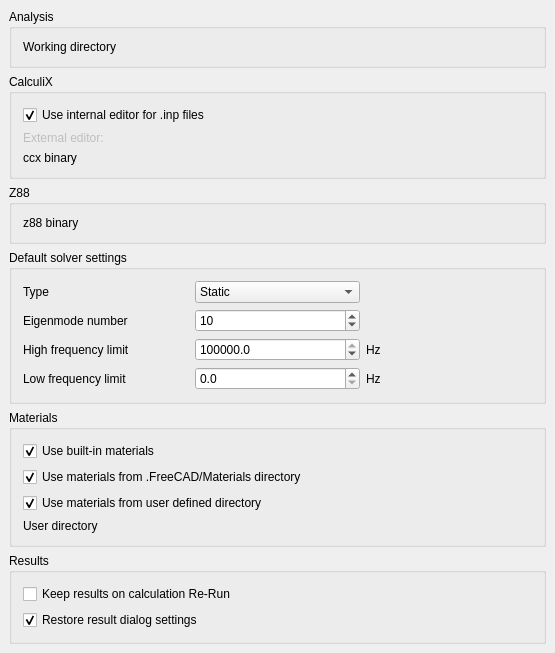
Old version of the form src/Mod/Fem/Gui/DlgSettingsFem.ui in the repository makkemal/FreeCAD.
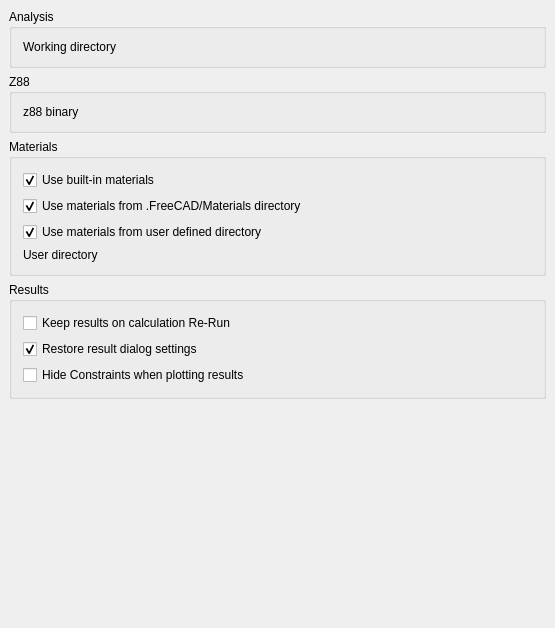
New version of the form. Icons and pictures are not drawn. Custom widgets are drawn as their Qt base class.

Commit message: FEM: GUI: move CalculiX related preferences to CalculiX preference tab

What changed in the file:
```diff
--- a/src/Mod/Fem/Gui/DlgSettingsFem.ui
+++ b/src/Mod/Fem/Gui/DlgSettingsFem.ui
@@ -95,133 +95,6 @@
        </layout>
       </widget>
      </item>
-     <item>
-      <widget class="QGroupBox" name="gb_calculix">
-       <property name="sizePolicy">
-        <sizepolicy hsizetype="Preferred" vsizetype="Preferred">
-         <horstretch>0</horstretch>
-         <verstretch>0</verstretch>
-        </sizepolicy>
-       </property>
-       <property name="layoutDirection">
-        <enum>Qt::LeftToRight</enum>
-       </property>
-       <property name="title">
-        <string>CalculiX</string>
-       </property>
-       <property name="alignment">
-        <set>Qt::AlignLeading|Qt::AlignLeft|Qt::AlignTop</set>
-       </property>
-       <layout class="QHBoxLayout" name="horizontalLayout">
-        <property name="sizeConstraint">
-         <enum>QLayout::SetNoConstraint</enum>
-        </property>
-        <item>
-         <layout class="QVBoxLayout" name="verticalLayout_5">
-          <item>
-           <widget class="Gui::PrefCheckBox" name="cb_int_editor">
-            <property name="text">
-             <string>Use internal editor for .inp files</string>
-            </property>
-            <property name="checked">
-             <bool>true</bool>
-            </property>
-            <property name="prefEntry" stdset="0">
-             <cstring>UseInternalEditor</cstring>
-            </property>
-            <property name="prefPath" stdset="0">
-             <cstring>Mod/Fem</cstring>
-            </property>
-           </widget>
-          </item>
-          <item>
-           <layout class="QGridLayout" name="gl_calculix">
-            <item row="2" column="0">
-             <widget class="QLabel" name="l_ext_editor">
-              <property name="enabled">
-               <bool>false</bool>
-              </property>
-              <property name="minimumSize">
-               <size>
-                <width>100</width>
-                <height>0</height>
-               </size>
-              </property>
-              <property name="text">
-               <string>External editor:</string>
-              </property>
-             </widget>
-            </item>
-            <item row="2" column="2">
-             <widget class="Gui::PrefFileChooser" name="fc_ext_editor" native="true">
-              <property name="enabled">
-               <bool>false</bool>
-              </property>
-              <property name="prefEntry" stdset="0">
-               <cstring>ExternalEditorPath</cstring>
-              </property>
-              <property name="prefPath" stdset="0">
-               <cstring>Mod/Fem</cstring>
-              </property>
-             </widget>
-            </item>
-            <item row="3" column="2">
-             <widget class="Gui::PrefFileChooser" name="fc_ccx_binary" native="true">
-              <property name="sizePolicy">
-               <sizepolicy hsizetype="Preferred" vsizetype="Preferred">
-                <horstretch>0</horstretch>
-                <verstretch>0</verstretch>
-               </sizepolicy>
-              </property>
-              <property name="minimumSize">
-               <size>
-                <width>0</width>
-                <height>0</height>
-               </size>
-              </property>
-              <property name="sizeIncrement">
-               <size>
-                <width>0</width>
-                <height>0</height>
-               </size>
-              </property>
-              <property name="baseSize">
-               <size>
-                <width>0</width>
-                <height>0</height>
-               </size>
-              </property>
-              <property name="toolTip">
-               <string>Leave blank to use default CalculiX ccx binary file</string>
-              </property>
-              <property name="prefEntry" stdset="0">
-               <cstring>ccxBinaryPath</cstring>
-              </property>
-              <property name="prefPath" stdset="0">
-               <cstring>Mod/Fem</cstring>
-              </property>
-             </widget>
-            </item>
-            <item row="3" column="0">
-             <widget class="QLabel" name="l_ccx_binary">
-              <property name="minimumSize">
-               <size>
-                <width>100</width>
-                <height>0</height>
-               </size>
-              </property>
-              <property name="text">
-               <string>ccx binary</string>
-              </property>
-             </widget>
-            </item>
-           </layout>
-          </item>
-         </layout>
-        </item>
-       </layout>
-      </widget>
-     </item>
      <item>
       <widget class="QGroupBox" name="gb_z88">
        <property name="sizePolicy">
@@ -304,170 +177,6 @@
        </layout>
       </widget>
      </item>
-     <item>
-      <widget class="QGroupBox" name="gb_solver_params">
-       <property name="title">
-        <string>Default solver settings</string>
-       </property>
-       <layout class="QHBoxLayout" name="horizontalLayout_4">
-        <item>
-         <layout class="QGridLayout" name="gridLayout_2">
-          <item row="0" column="1">
-           <widget class="Gui::PrefComboBox" name="cb_analysis_type">
-            <property name="minimumSize">
-             <size>
-              <width>148</width>
-              <height>0</height>
-             </size>
-            </property>
-            <property name="toolTip">
-             <string>Default type on analysis</string>
-            </property>
-            <property name="prefEntry" stdset="0">
-             <cstring>AnalysisType</cstring>
-            </property>
-            <property name="prefPath" stdset="0">
-             <cstring>Mod/Fem</cstring>
-            </property>
-            <item>
-             <property name="text">
-              <string>Static</string>
-             </property>
-             <property name="icon">
-              <iconset resource="Resources/Fem.qrc">
-               <normaloff>:/icons/fem-new-analysis.svg</normaloff>:/icons/fem-new-analysis.svg</iconset>
-             </property>
-            </item>
-            <item>
-             <property name="text">
-              <string>Frequency</string>
-             </property>
-             <property name="icon">
-              <iconset resource="Resources/Fem.qrc">
-               <normaloff>:/icons/fem-frequency-analysis.svg</normaloff>:/icons/fem-frequency-analysis.svg</iconset>
-             </property>
-            </item>
-            <item>
-             <property name="text">
-              <string>Thermomech</string>
-             </property>
-             <property name="icon">
-              <iconset resource="Resources/Fem.qrc">
-               <normaloff>:/icons/fem-new-analysis.svg</normaloff>:/icons/fem-new-analysis.svg</iconset>
-             </property>
-            </item>
-           </widget>
-          </item>
-          <item row="1" column="0">
-           <widget class="QLabel" name="l_eigenmode_number">
-            <property name="text">
-             <string>Eigenmode number</string>
-            </property>
-           </widget>
-          </item>
-          <item row="0" column="0">
-           <widget class="QLabel" name="l_type">
-            <property name="text">
-             <string>Type</string>
-            </property>
-           </widget>
-          </item>
-          <item row="1" column="1">
-           <widget class="Gui::PrefSpinBox" name="sb_eigenmode_number">
-            <property name="maximum">
-             <number>100</number>
-            </property>
-            <property name="value">
-             <number>10</number>
-            </property>
-            <property name="prefEntry" stdset="0">
-             <cstring>NumberOfEigenmode</cstring>
-            </property>
-            <property name="prefPath" stdset="0">
-             <cstring>Mod/Fem</cstring>
-            </property>
-           </widget>
-          </item>
-          <item row="2" column="0">
-           <widget class="QLabel" name="l_eigenmode_high_limit">
-            <property name="text">
-             <string>High frequency limit</string>
-            </property>
-           </widget>
-          </item>
-          <item row="2" column="1">
-           <widget class="Gui::PrefDoubleSpinBox" name="dsb_eigenmode_high_limit">
-            <property name="decimals">
-             <number>1</number>
-            </property>
-            <property name="maximum">
-             <double>1000000.000000000000000</double>
-            </property>
-            <property name="singleStep">
-             <double>10000.000000000000000</double>
-            </property>
-            <property name="value">
-             <double>1000000.000000000000000</double>
-            </property>
-            <property name="prefEntry" stdset="0">
-             <cstring>EigenmodeHighLimit</cstring>
-            </property>
-            <property name="prefPath" stdset="0">
-             <cstring>Mod/Fem</cstring>
-            </property>
-           </widget>
-          </item>
-          <item row="3" column="0">
-           <widget class="QLabel" name="l_eigenmode_low_limit">
-            <property name="text">
-             <string>Low frequency limit</string>
-            </property>
-           </widget>
-          </item>
-          <item row="3" column="1">
-           <widget class="Gui::PrefDoubleSpinBox" name="dsb_eigenmode_low_limit">
-            <property name="decimals">
-             <number>1</number>
-            </property>
-            <property name="minimum">
-             <double>0.000000000000000</double>
-            </property>
-            <property name="maximum">
-             <double>1000000.000000000000000</double>
-            </property>
-            <property name="singleStep">
-             <double>10000.000000000000000</double>
-            </property>
-            <property name="value">
-             <double>0.000000000000000</double>
-            </property>
-            <property name="prefEntry" stdset="0">
-             <cstring>EigenmodeLowLimit</cstring>
-            </property>
-            <property name="prefPath" stdset="0">
-             <cstring>Mod/Fem</cstring>
-            </property>
-           </widget>
-          </item>
-          <item row="2" column="2">
-           <widget class="QLabel" name="l_hz_1">
-            <property name="text">
-             <string>Hz</string>
-            </property>
-           </widget>
-          </item>
-          <item row="3" column="2">
-           <widget class="QLabel" name="l_hz_2">
-            <property name="text">
-             <string>Hz</string>
-            </property>
-           </widget>
-          </item>
-         </layout>
-        </item>
-       </layout>
-      </widget>
-     </item>
      <item>
       <widget class="QGroupBox" name="gb_materials">
        <property name="title">
@@ -617,6 +326,25 @@
             </property>
            </widget>
           </item>
+          <item>
+           <widget class="Gui::PrefCheckBox" name="cb_hide_constraint">
+            <property name="enabled">
+             <bool>true</bool>
+            </property>
+            <property name="text">
+             <string>Hide Constraints when plotting results</string>
+            </property>
+            <property name="checked">
+             <bool>false</bool>
+            </property>
+            <property name="prefEntry" stdset="0">
+             <cstring>KeepResultsOnReRun</cstring>
+            </property>
+            <property name="prefPath" stdset="0">
+             <cstring>Mod/Fem</cstring>
+            </property>
+           </widget>
+          </item>
          </layout>
         </item>
        </layout>
@@ -641,6 +369,11 @@
  </widget>
  <layoutdefault spacing="6" margin="11"/>
  <customwidgets>
+  <customwidget>
+   <class>Gui::PrefCheckBox</class>
+   <extends>QCheckBox</extends>
+   <header>Gui/PrefWidgets.h</header>
+  </customwidget>
   <customwidget>
    <class>Gui::FileChooser</class>
    <extends>QWidget</extends>
@@ -651,26 +384,6 @@
    <extends>Gui::FileChooser</extends>
    <header>Gui/PrefWidgets.h</header>
   </customwidget>
-  <customwidget>
-   <class>Gui::PrefSpinBox</class>
-   <extends>QSpinBox</extends>
-   <header>Gui/PrefWidgets.h</header>
-  </customwidget>
-  <customwidget>
-   <class>Gui::PrefCheckBox</class>
-   <extends>QCheckBox</extends>
-   <header>Gui/PrefWidgets.h</header>
-  </customwidget>
-  <customwidget>
-   <class>Gui::PrefComboBox</class>
-   <extends>QComboBox</extends>
-   <header>Gui/PrefWidgets.h</header>
-  </customwidget>
-  <customwidget>
-   <class>Gui::PrefDoubleSpinBox</class>
-   <extends>QDoubleSpinBox</extends>
-   <header>Gui/PrefWidgets.h</header>
-  </customwidget>
  </customwidgets>
  <resources>
   <include location="Resources/Fem.qrc"/>
```
Left out of the diff: 64 changed lines with no effect on the pictures. The commit also changes 5 other files.
